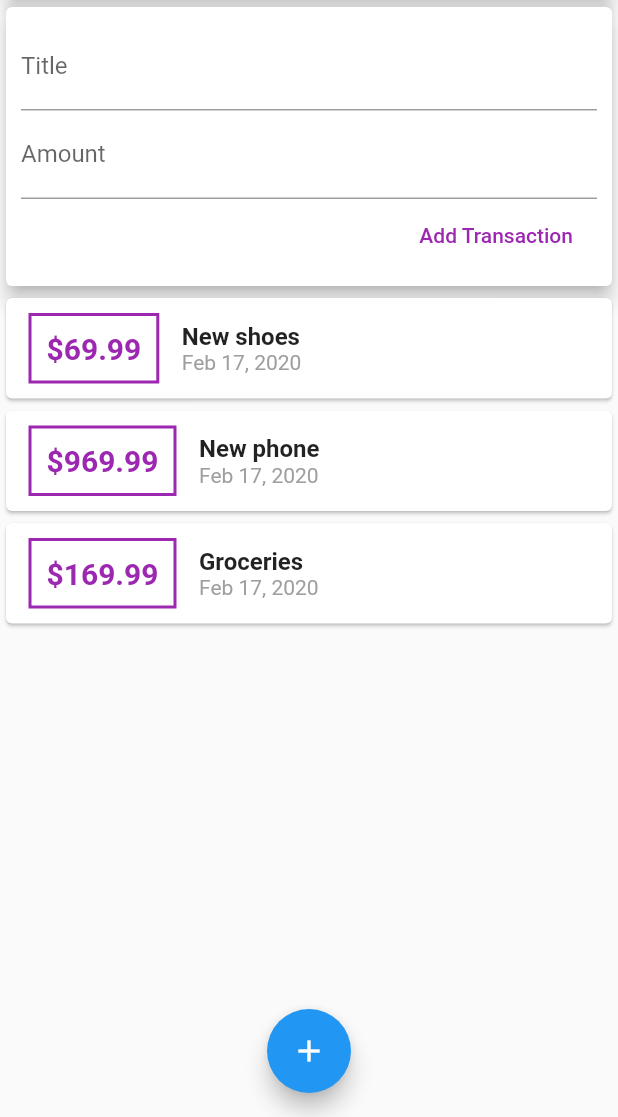
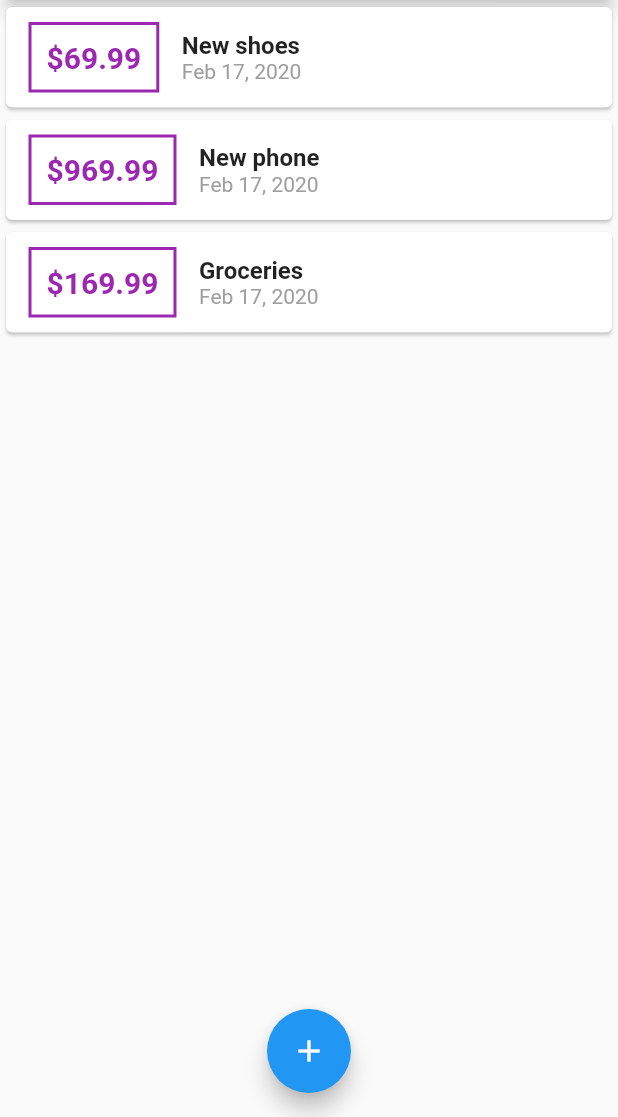
Before and after one commit to dschlauderaff/flutter_personal_expense, a Flutter app: the screen it shows after launch, on a phone screen of 412 x 824 dp, the part 119-1236 px from its top. Run offline on Flutter 3.47's test engine with Material 2 defaults, Android fonts, the phone set to English and light mode, and no system bars.

Commit message:
remove user_transactions.dart widget, move transaction logic back to stateful MyHomePage for use with action buttons

```diff
--- a/lib/main.dart
+++ b/lib/main.dart
@@ -1,6 +1,8 @@
 import 'package:flutter/material.dart';
 
-import './widgets/user_transactions.dart';
+import './widgets/new_transaction.dart';
+import './widgets/transaction_list.dart';
+import 'models/transaction.dart';
 
 void main() => runApp(MyApp());
 
@@ -14,7 +16,42 @@
   }
 }
 
-class MyHomePage extends StatelessWidget {
+class MyHomePage extends StatefulWidget {
+  @override
+  _MyHomePageState createState() => _MyHomePageState();
+}
+
+class _MyHomePageState extends State<MyHomePage> {
+  final List<Transaction> _userTransactions = [
+    Transaction(
+        id: 't1', title: 'New shoes', amount: 69.99, date: DateTime.now()),
+    Transaction(
+        id: 't2', title: 'New phone', amount: 969.99, date: DateTime.now()),
+    Transaction(
+        id: 't3', title: 'Groceries', amount: 169.99, date: DateTime.now()),
+  ];
+
+  void _addNewTransaction(String title, double amount) {
+    final newTx = Transaction(
+        title: title,
+        amount: amount,
+        date: DateTime.now(),
+        id: DateTime.now().toString());
+
+    setState(() {
+      _userTransactions.add(newTx);
+    });
+  }
+
+  void _startAddNewTransaction(BuildContext context) {
+    showModalBottomSheet(
+        context: context,
+        builder: (_) {
+          return GestureDetector(
+              onTap: () {}, child: NewTransaction(_addNewTransaction));
+        });
+  }
+
   @override
   Widget build(BuildContext context) {
     return Scaffold(
@@ -23,7 +60,7 @@
         actions: <Widget>[
           IconButton(
             icon: Icon(Icons.add),
-            onPressed: () {},
+            onPressed: () => _startAddNewTransaction(context),
           )
         ],
       ),
@@ -40,14 +77,14 @@
                 elevation: 5,
               ),
             ),
-            UserTransactions(),
+            TransactionList(_userTransactions),
           ],
         ),
       ),
       floatingActionButtonLocation: FloatingActionButtonLocation.centerFloat,
       floatingActionButton: FloatingActionButton(
         child: Icon(Icons.add),
-        onPressed: () {},
+        onPressed: () => _startAddNewTransaction(context),
       ),
     );
   }
--- a/lib/widgets/user_transactions.dart
+++ /dev/null
@@ -1,43 +0,0 @@
-import 'package:flutter/material.dart';
-
-import './new_transaction.dart';
-import './transaction_list.dart';
-import '../models/transaction.dart';
-
-class UserTransactions extends StatefulWidget {
-  @override
-  _UserTransactionsState createState() => _UserTransactionsState();
-}
-
-class _UserTransactionsState extends State<UserTransactions> {
-  final List<Transaction> _userTransactions = [
-    Transaction(
-        id: 't1', title: 'New shoes', amount: 69.99, date: DateTime.now()),
-    Transaction(
-        id: 't2', title: 'New phone', amount: 969.99, date: DateTime.now()),
-    Transaction(
-        id: 't3', title: 'Groceries', amount: 169.99, date: DateTime.now()),
-  ];
-
-  void _addNewTransaction(String title, double amount) {
-    final newTx = Transaction(
-        title: title,
-        amount: amount,
-        date: DateTime.now(),
-        id: DateTime.now().toString());
-
-    setState(() {
-      _userTransactions.add(newTx);
-    });
-  }
-
-  @override
-  Widget build(BuildContext context) {
-    return Column(
-      children: <Widget>[
-        NewTransaction(_addNewTransaction),
-        TransactionList(_userTransactions),
-      ],
-    );
-  }
-}
```
